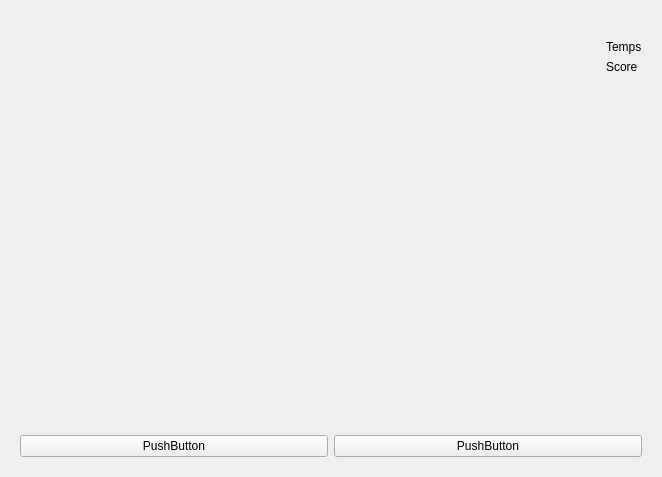
Old version of the form game-form.ui in the repository loicbourgois/snake2i.
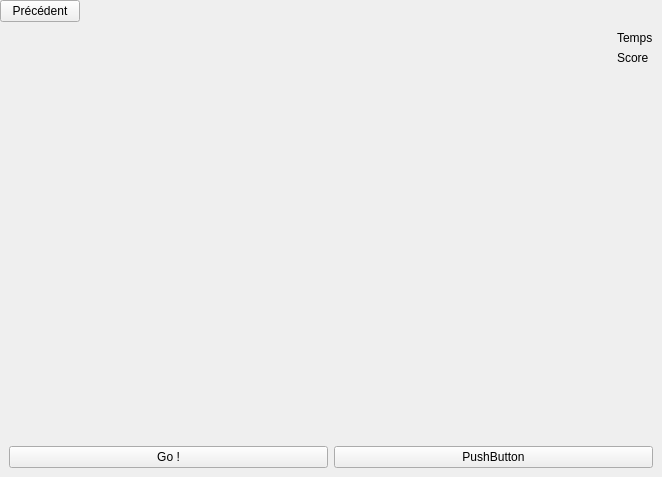
New version of the form.

Patch:
```diff
--- a/game-form.ui
+++ b/game-form.ui
@@ -14,25 +14,42 @@
    <string>Form</string>
   </property>
   <layout class="QGridLayout" name="gridLayout">
-   <item row="1" column="0">
-    <widget class="QWidget" name="widgetView" native="true">
-     <layout class="QGridLayout" name="gridLayout_3"/>
+   <property name="leftMargin">
+    <number>0</number>
+   </property>
+   <property name="topMargin">
+    <number>0</number>
+   </property>
+   <property name="rightMargin">
+    <number>0</number>
+   </property>
+   <property name="bottomMargin">
+    <number>0</number>
+   </property>
+   <property name="spacing">
+    <number>0</number>
+   </property>
+   <item row="3" column="0" colspan="2">
+    <widget class="QWidget" name="widget_3" native="true">
+     <layout class="QGridLayout" name="gridLayout_4">
+      <item row="0" column="0">
+       <widget class="QPushButton" name="pushButtonGo">
+        <property name="text">
+         <string>Go !</string>
+        </property>
+       </widget>
+      </item>
+      <item row="0" column="1">
+       <widget class="QPushButton" name="pushButton">
+        <property name="text">
+         <string>PushButton</string>
+        </property>
+       </widget>
+      </item>
+     </layout>
     </widget>
    </item>
-   <item row="0" column="0">
-    <spacer name="horizontalSpacer">
-     <property name="orientation">
-      <enum>Qt::Horizontal</enum>
-     </property>
-     <property name="sizeHint" stdset="0">
-      <size>
-       <width>40</width>
-       <height>20</height>
-      </size>
-     </property>
-    </spacer>
-   </item>
-   <item row="1" column="1">
+   <item row="2" column="1">
     <widget class="QWidget" name="widget_2" native="true">
      <layout class="QGridLayout" name="gridLayout_2">
       <item row="0" column="0">
@@ -65,22 +82,61 @@
      </layout>
     </widget>
    </item>
-   <item row="2" column="0" colspan="2">
-    <widget class="QWidget" name="widget_3" native="true">
-     <layout class="QGridLayout" name="gridLayout_4">
+   <item row="2" column="0">
+    <widget class="QWidget" name="widgetView" native="true">
+     <layout class="QGridLayout" name="gridLayout_3"/>
+    </widget>
+   </item>
+   <item row="1" column="0">
+    <spacer name="horizontalSpacer">
+     <property name="orientation">
+      <enum>Qt::Horizontal</enum>
+     </property>
+     <property name="sizeHint" stdset="0">
+      <size>
+       <width>40</width>
+       <height>0</height>
+      </size>
+     </property>
+    </spacer>
+   </item>
+   <item row="0" column="0" colspan="2">
+    <widget class="QWidget" name="widget" native="true">
+     <layout class="QGridLayout" name="gridLayout_5">
+      <property name="leftMargin">
+       <number>0</number>
+      </property>
+      <property name="topMargin">
+       <number>0</number>
+      </property>
+      <property name="rightMargin">
+       <number>0</number>
+      </property>
+      <property name="bottomMargin">
+       <number>0</number>
+      </property>
+      <property name="spacing">
+       <number>0</number>
+      </property>
       <item row="0" column="0">
-       <widget class="QPushButton" name="pushButton_2">
+       <widget class="QPushButton" name="pushButtonPrecedent">
         <property name="text">
-         <string>PushButton</string>
+         <string>Précédent</string>
         </property>
        </widget>
       </item>
       <item row="0" column="1">
-       <widget class="QPushButton" name="pushButton">
-        <property name="text">
-         <string>PushButton</string>
+       <spacer name="horizontalSpacer_2">
+        <property name="orientation">
+         <enum>Qt::Horizontal</enum>
         </property>
-       </widget>
+        <property name="sizeHint" stdset="0">
+         <size>
+          <width>40</width>
+          <height>20</height>
+         </size>
+        </property>
+       </spacer>
       </item>
      </layout>
     </widget>
```
